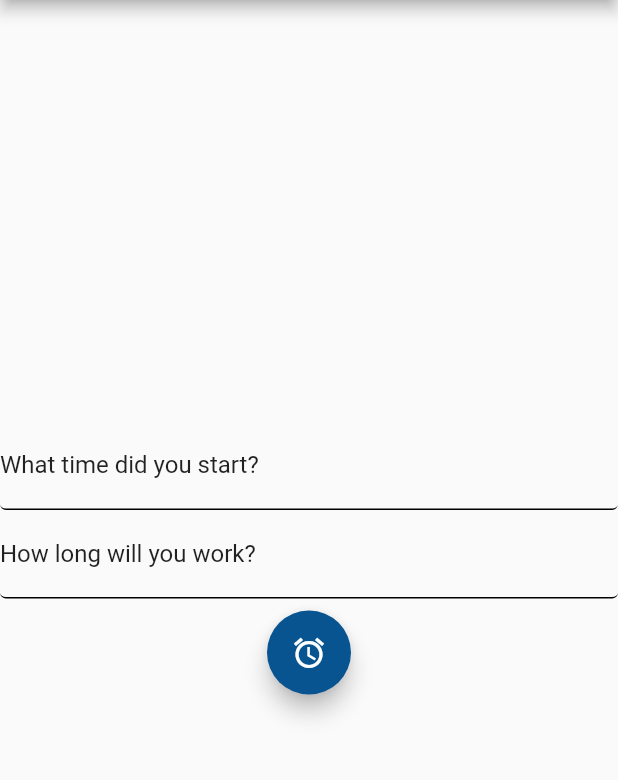
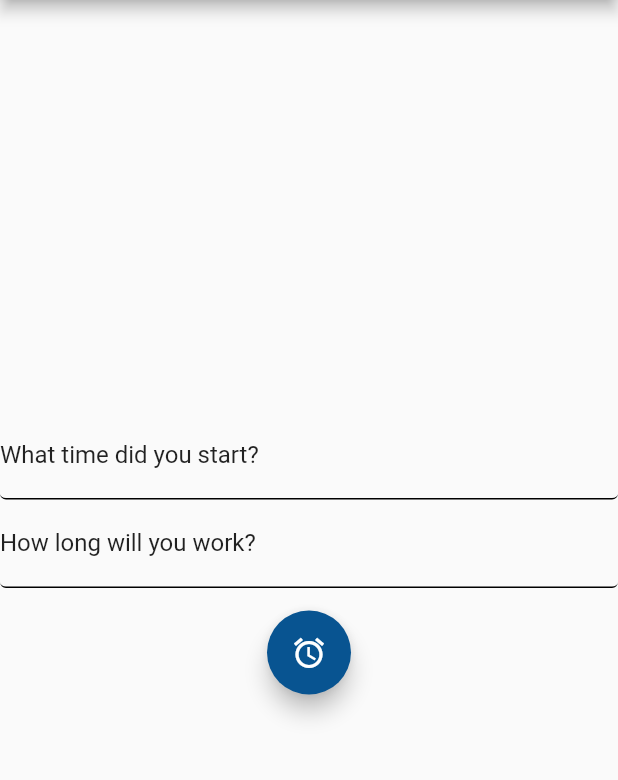
Before and after one commit to akfarrington/add_timeclock, a Flutter app: the screen it shows after launch, on a phone screen of 412 x 824 dp, the part 84-864 px from its top. Run offline on Flutter 3.47's test engine with Material 2 defaults, Android fonts, the phone set to English and light mode, and no system bars; drawn by our look-alikes of datetime_picker_formfield.

Commit message:
more padding for button and less shadow

```diff
--- a/lib/main.dart
+++ b/lib/main.dart
@@ -75,7 +75,7 @@ class _MyHomePageState extends State<MyHomePage> {
               controller: numHoursController,
             ),
             Padding(
-              padding: const EdgeInsets.all(8.0),
+              padding: const EdgeInsets.all(15.0),
               child: FloatingActionButton(
                 child: Icon(Icons.alarm),
                 onPressed: () {
@@ -88,6 +88,7 @@ class _MyHomePageState extends State<MyHomePage> {
                   });
                 },
                 backgroundColor: Theme.of(context).primaryColorDark,
+                highlightElevation: 3.0,
               ),
             ),
             if (finalMessage.length > 0)
```
